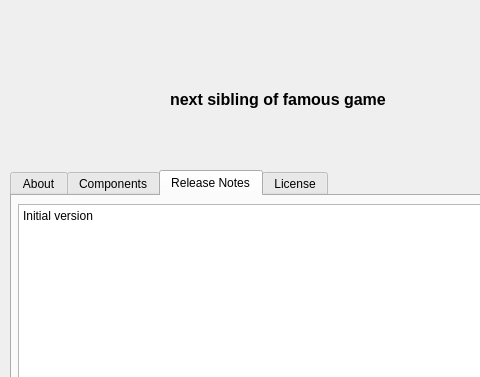
Old version of the form aboutdialog.ui in the repository surhh/nextblock; both pictures show x 0 to 480 and y 0 to 377 of the 600 by 500 pixel window.
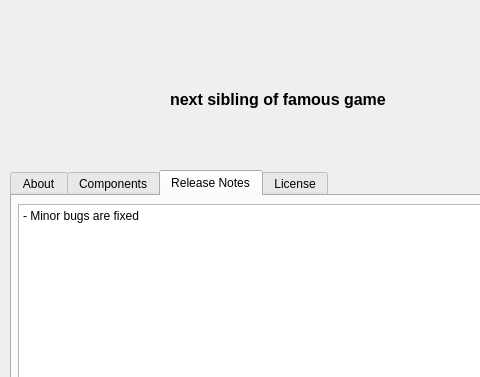
New version of the form. The open tabs and pages were chosen to show the change. Icons and pictures are not drawn.

Diff of the .ui file:
```diff
--- a/aboutdialog.ui
+++ b/aboutdialog.ui
@@ -151,7 +151,7 @@
 li.unchecked::marker { content: &quot;\2610&quot;; }
 li.checked::marker { content: &quot;\2612&quot;; }
 &lt;/style&gt;&lt;/head&gt;&lt;body style=&quot; font-family:'Noto Sans'; font-size:10pt; font-weight:400; font-style:normal;&quot;&gt;
-&lt;p style=&quot; margin-top:0px; margin-bottom:0px; margin-left:0px; margin-right:0px; -qt-block-indent:0; text-indent:0px;&quot;&gt;&lt;span style=&quot; font-family:'Sans Serif'; font-size:9pt;&quot;&gt;Initial version&lt;/span&gt;&lt;/p&gt;&lt;/body&gt;&lt;/html&gt;</string>
+&lt;p style=&quot; margin-top:0px; margin-bottom:0px; margin-left:0px; margin-right:0px; -qt-block-indent:0; text-indent:0px;&quot;&gt;&lt;span style=&quot; font-family:'Sans Serif'; font-size:9pt;&quot;&gt;- Minor bugs are fixed&lt;/span&gt;&lt;/p&gt;&lt;/body&gt;&lt;/html&gt;</string>
      </property>
      <property name="openExternalLinks">
       <bool>true</bool>
```
